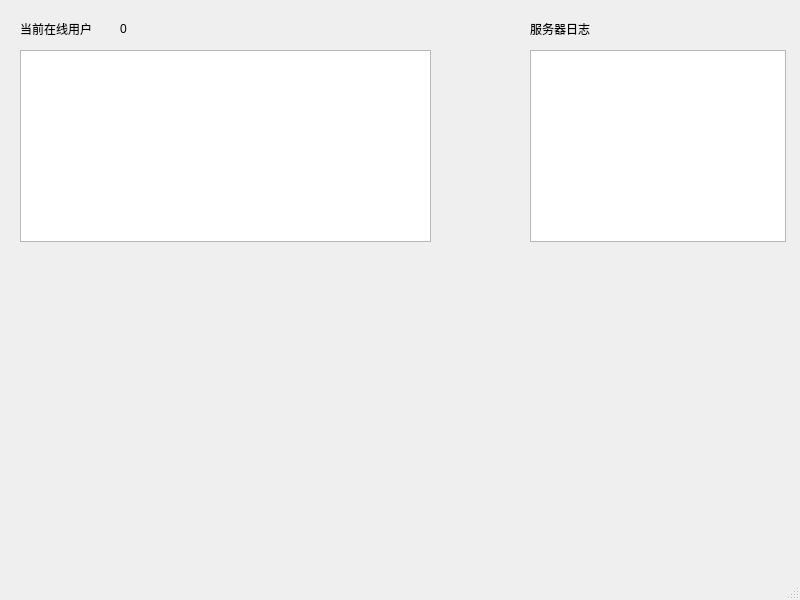
Qt form bin/QT-myChat-Server/mainwindow.ui (Alanxtl/QT-myChat) before a commit.
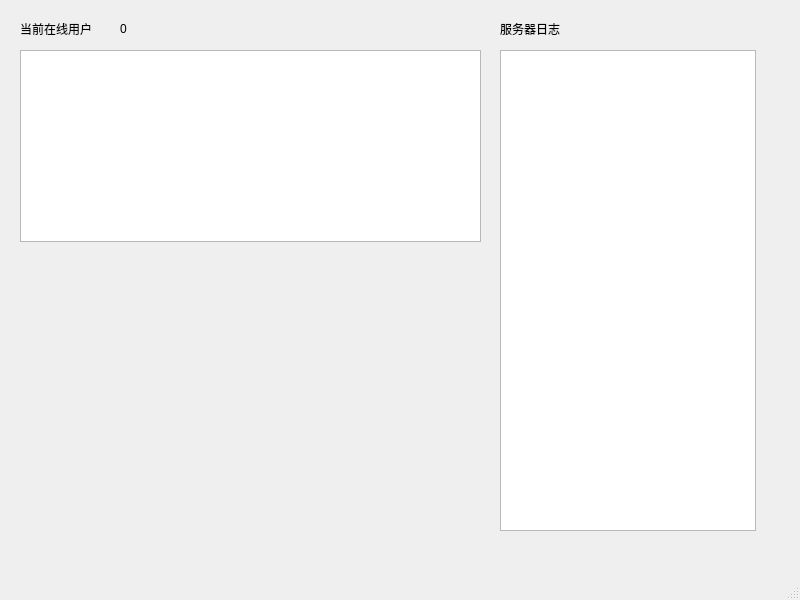
The same form after that commit.

Diff of the .ui file:
```diff
--- a/bin/QT-myChat-Server/mainwindow.ui
+++ b/bin/QT-myChat-Server/mainwindow.ui
@@ -17,7 +17,7 @@
    <widget class="QLabel" name="logLabel">
     <property name="geometry">
      <rect>
-      <x>530</x>
+      <x>500</x>
       <y>20</y>
       <width>131</width>
       <height>17</height>
@@ -30,10 +30,10 @@
    <widget class="QTextBrowser" name="logBrowser">
     <property name="geometry">
      <rect>
-      <x>530</x>
+      <x>500</x>
       <y>50</y>
       <width>256</width>
-      <height>192</height>
+      <height>481</height>
      </rect>
     </property>
    </widget>
@@ -55,7 +55,7 @@
      <rect>
       <x>20</x>
       <y>50</y>
-      <width>411</width>
+      <width>461</width>
       <height>192</height>
      </rect>
     </property>
```
